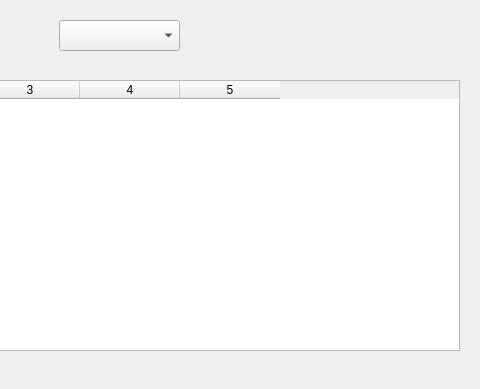
Old version of the form players.ui in the repository iasimkhan2005/ESPN_CRICKET; both pictures show x 241 to 721 and y 0 to 389 of the 721 by 389 pixel window.
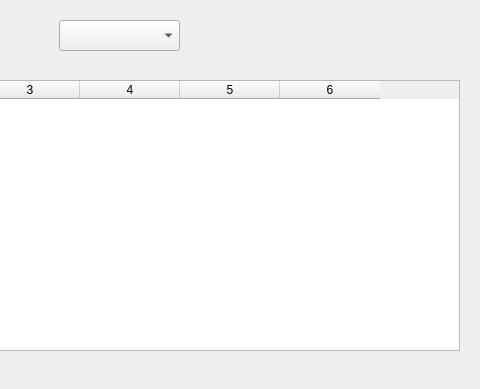
New version of the form.

Commit message: Finalized players Card

Patch:
```diff
--- a/players.ui
+++ b/players.ui
@@ -42,7 +42,7 @@
     </rect>
    </property>
    <property name="columnCount">
-    <number>5</number>
+    <number>6</number>
    </property>
    <property name="horizontalHeaderLabels">
     <stringlist>
@@ -53,6 +53,12 @@
      <string>Date of Birth</string>
     </stringlist>
    </property>
+   <column/>
+   <column/>
+   <column/>
+   <column/>
+   <column/>
+   <column/>
   </widget>
  </widget>
  <resources/>
```
Left out of the diff: 11 changed lines with no effect on the pictures. The commit also changes 3 other files.
